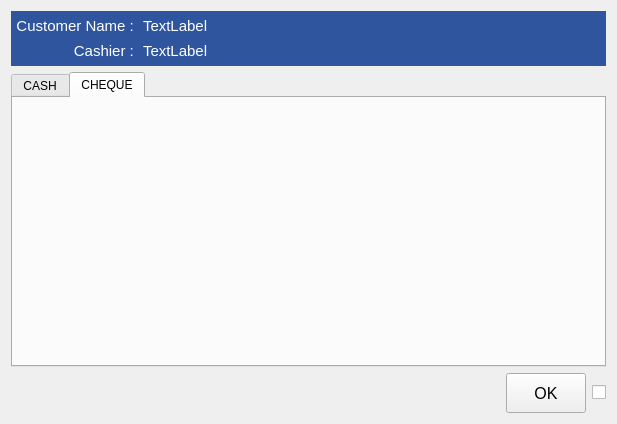
Above: estorecpp/latepaymentwidget.ui from Watti/estorecpp before the change. Below: the same form after it.
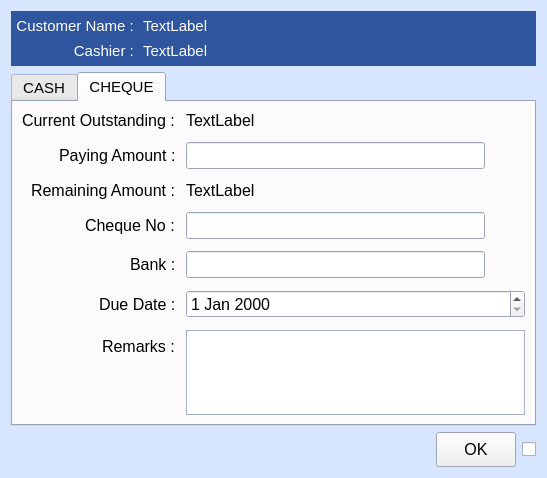
That is the form after the change. The open tabs and pages were chosen to show the change. Icons and pictures are not drawn.

Patch:
```diff
--- a/estorecpp/latepaymentwidget.ui
+++ b/estorecpp/latepaymentwidget.ui
@@ -6,10 +6,79 @@
    <rect>
     <x>0</x>
     <y>0</y>
-    <width>617</width>
-    <height>424</height>
+    <width>547</width>
+    <height>478</height>
    </rect>
   </property>
+  <property name="palette">
+   <palette>
+    <active>
+     <colorrole role="Base">
+      <brush brushstyle="SolidPattern">
+       <color alpha="255">
+        <red>255</red>
+        <green>255</green>
+        <blue>255</blue>
+       </color>
+      </brush>
+     </colorrole>
+     <colorrole role="Window">
+      <brush brushstyle="SolidPattern">
+       <color alpha="255">
+        <red>215</red>
+        <green>229</green>
+        <blue>255</blue>
+       </color>
+      </brush>
+     </colorrole>
+    </active>
+    <inactive>
+     <colorrole role="Base">
+      <brush brushstyle="SolidPattern">
+       <color alpha="255">
+        <red>255</red>
+        <green>255</green>
+        <blue>255</blue>
+       </color>
+      </brush>
+     </colorrole>
+     <colorrole role="Window">
+      <brush brushstyle="SolidPattern">
+       <color alpha="255">
+        <red>215</red>
+        <green>229</green>
+        <blue>255</blue>
+       </color>
+      </brush>
+     </colorrole>
+    </inactive>
+    <disabled>
+     <colorrole role="Base">
+      <brush brushstyle="SolidPattern">
+       <color alpha="255">
+        <red>215</red>
+        <green>229</green>
+        <blue>255</blue>
+       </color>
+      </brush>
+     </colorrole>
+     <colorrole role="Window">
+      <brush brushstyle="SolidPattern">
+       <color alpha="255">
+        <red>215</red>
+        <green>229</green>
+        <blue>255</blue>
+       </color>
+      </brush>
+     </colorrole>
+    </disabled>
+   </palette>
+  </property>
+  <property name="font">
+   <font>
+    <pointsize>11</pointsize>
+   </font>
+  </property>
   <property name="windowTitle">
    <string>Form</string>
   </property>
@@ -366,6 +435,227 @@
       <attribute name="title">
        <string>CHEQUE</string>
       </attribute>
+      <layout class="QFormLayout" name="formLayout_2">
+       <property name="labelAlignment">
+        <set>Qt::AlignRight|Qt::AlignTrailing|Qt::AlignVCenter</set>
+       </property>
+       <property name="verticalSpacing">
+        <number>12</number>
+       </property>
+       <item row="0" column="0">
+        <widget class="QLabel" name="label_2">
+         <property name="font">
+          <font>
+           <pointsize>12</pointsize>
+          </font>
+         </property>
+         <property name="text">
+          <string>Current Outstanding : </string>
+         </property>
+        </widget>
+       </item>
+       <item row="0" column="1">
+        <widget class="QLabel" name="currentOutstandingCheque">
+         <property name="font">
+          <font>
+           <pointsize>12</pointsize>
+          </font>
+         </property>
+         <property name="text">
+          <string>TextLabel</string>
+         </property>
+        </widget>
+       </item>
+       <item row="1" column="0">
+        <widget class="QLabel" name="label_6">
+         <property name="font">
+          <font>
+           <pointsize>12</pointsize>
+          </font>
+         </property>
+         <property name="text">
+          <string>Paying Amount : </string>
+         </property>
+        </widget>
+       </item>
+       <item row="2" column="0">
+        <widget class="QLabel" name="label_9">
+         <property name="font">
+          <font>
+           <pointsize>12</pointsize>
+          </font>
+         </property>
+         <property name="text">
+          <string>Remaining Amount : </string>
+         </property>
+        </widget>
+       </item>
+       <item row="2" column="1">
+        <widget class="QLabel" name="remainingAmountCheque">
+         <property name="font">
+          <font>
+           <pointsize>12</pointsize>
+          </font>
+         </property>
+         <property name="text">
+          <string>TextLabel</string>
+         </property>
+        </widget>
+       </item>
+       <item row="3" column="0">
+        <widget class="QLabel" name="label_13">
+         <property name="font">
+          <font>
+           <pointsize>12</pointsize>
+          </font>
+         </property>
+         <property name="text">
+          <string>Cheque No : </string>
+         </property>
+        </widget>
+       </item>
+       <item row="4" column="0">
+        <widget class="QLabel" name="label_14">
+         <property name="font">
+          <font>
+           <pointsize>12</pointsize>
+          </font>
+         </property>
+         <property name="text">
+          <string>Bank : </string>
+         </property>
+        </widget>
+       </item>
+       <item row="5" column="0">
+        <widget class="QLabel" name="label_15">
+         <property name="font">
+          <font>
+           <pointsize>12</pointsize>
+          </font>
+         </property>
+         <property name="text">
+          <string>Due Date : </string>
+         </property>
+        </widget>
+       </item>
+       <item row="5" column="1">
+        <widget class="QDateEdit" name="dueDate">
+         <property name="font">
+          <font>
+           <pointsize>12</pointsize>
+          </font>
+         </property>
+        </widget>
+       </item>
+       <item row="6" column="0">
+        <widget class="QLabel" name="label_10">
+         <property name="font">
+          <font>
+           <pointsize>12</pointsize>
+          </font>
+         </property>
+         <property name="text">
+          <string>Remarks : </string>
+         </property>
+        </widget>
+       </item>
+       <item row="6" column="1">
+        <widget class="QTextEdit" name="remarksCheque">
+         <property name="font">
+          <font>
+           <pointsize>12</pointsize>
+          </font>
+         </property>
+        </widget>
+       </item>
+       <item row="1" column="1">
+        <layout class="QHBoxLayout" name="horizontalLayout_5">
+         <item>
+          <widget class="QLineEdit" name="payingAmountCheque">
+           <property name="font">
+            <font>
+             <pointsize>12</pointsize>
+            </font>
+           </property>
+          </widget>
+         </item>
+         <item>
+          <spacer name="horizontalSpacer_5">
+           <property name="orientation">
+            <enum>Qt::Horizontal</enum>
+           </property>
+           <property name="sizeType">
+            <enum>QSizePolicy::Preferred</enum>
+           </property>
+           <property name="sizeHint" stdset="0">
+            <size>
+             <width>40</width>
+             <height>20</height>
+            </size>
+           </property>
+          </spacer>
+         </item>
+        </layout>
+       </item>
+       <item row="3" column="1">
+        <layout class="QHBoxLayout" name="horizontalLayout_6">
+         <item>
+          <widget class="QLineEdit" name="chequeNo">
+           <property name="font">
+            <font>
+             <pointsize>12</pointsize>
+            </font>
+           </property>
+          </widget>
+         </item>
+         <item>
+          <spacer name="horizontalSpacer_6">
+           <property name="orientation">
+            <enum>Qt::Horizontal</enum>
+           </property>
+           <property name="sizeType">
+            <enum>QSizePolicy::Preferred</enum>
+           </property>
+           <property name="sizeHint" stdset="0">
+            <size>
+             <width>40</width>
+             <height>20</height>
+            </size>
+           </property>
+          </spacer>
+         </item>
+        </layout>
+       </item>
+       <item row="4" column="1">
+        <layout class="QHBoxLayout" name="horizontalLayout_7">
+         <item>
+          <widget class="QLineEdit" name="bank">
+           <property name="font">
+            <font>
+             <pointsize>12</pointsize>
+            </font>
+           </property>
+          </widget>
+         </item>
+         <item>
+          <spacer name="horizontalSpacer_7">
+           <property name="orientation">
+            <enum>Qt::Horizontal</enum>
+           </property>
+           <property name="sizeType">
+            <enum>QSizePolicy::Preferred</enum>
+           </property>
+           <property name="sizeHint" stdset="0">
+            <size>
+             <width>40</width>
+             <height>20</height>
+            </size>
+           </property>
+          </spacer>
+         </item>
+        </layout>
+       </item>
+      </layout>
      </widget>
     </widget>
    </item>
@@ -389,7 +679,7 @@
        <property name="minimumSize">
         <size>
          <width>0</width>
-         <height>40</height>
+         <height>35</height>
         </size>
        </property>
        <property name="font">
```
Left out of the diff: 144 changed lines with no effect on the pictures.
